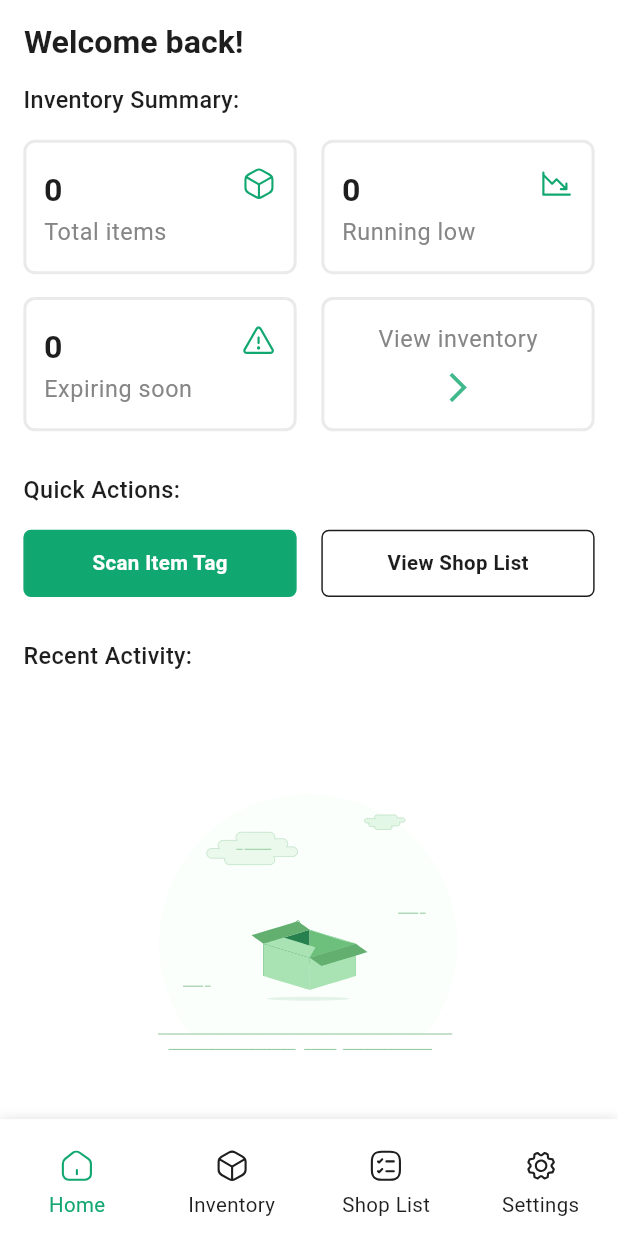
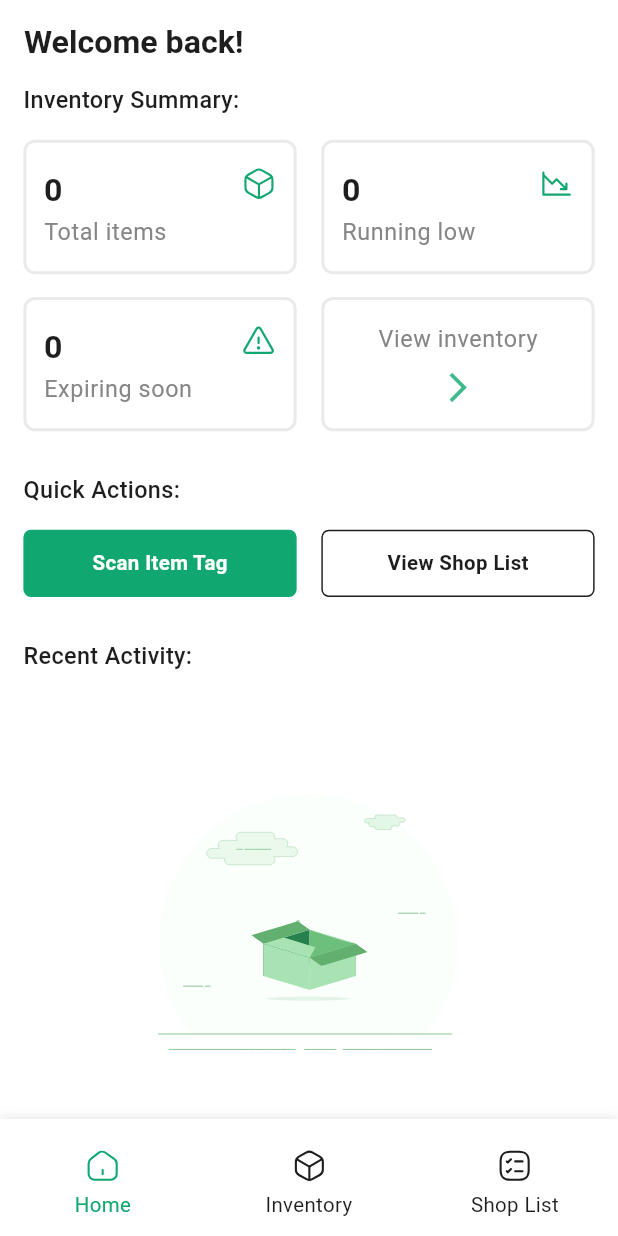
Before and after one commit to krysnkem/hng11-nfc-grocery-tracker, a Flutter app: the screen it shows after launch, on a phone screen of 412 x 824 dp. Run offline on Flutter 3.47's test engine with Material 3 defaults, Android fonts, the phone set to English and light mode, and no system bars; drawn by our look-alikes of oktoast; our stand-ins replace device_info_plus, equatable, flutter_riverpod, flutter_screenutil, flutter_secure_storage, flutter_svg and 2 more; missing offline and left inert: nfc_manager; accounts and stored records are empty; Roboto replaces fonts that are missing (SF Pro Display).

```diff
--- a/lib/core/models/item.dart
+++ b/lib/core/models/item.dart
@@ -51,7 +51,7 @@ class Item extends Equatable {
   bool get isExpired => expiryDate.isBefore(DateTime.now());
 
   bool get expiringSoon =>
-      expiryDate.isBefore(DateTime.now().add(const Duration(days: 7)));
+      expiryDate.isBefore(DateTime.now().add(const Duration(days: 2)));
 
   @override
   String toString() {
--- a/lib/screens/main/bottom_navigation.dart
+++ b/lib/screens/main/bottom_navigation.dart
@@ -1,17 +1,11 @@
 import 'package:flutter/material.dart';
 import 'package:flutter/services.dart';
-import 'package:flutter/widgets.dart';
 import 'package:flutter_riverpod/flutter_riverpod.dart';
-import 'package:flutter_screenutil/flutter_screenutil.dart';
 import 'package:grocey_tag/core/constants/app_images.dart';
 import 'package:grocey_tag/screens/main/inventory/inventory.dart';
 import 'package:grocey_tag/screens/main/shoppinglist.dart/shoppinglist.dart';
-import 'package:grocey_tag/utils/widget_extensions.dart';
-import 'package:grocey_tag/widgets/apptext.dart';
 import 'package:grocey_tag/widgets/empty-state.dart';
-import 'package:lottie/lottie.dart';
 
-import '../../services/nfc_service.dart';
 import '../../utils/pop_up.dart';
 import '../../widgets/botton_nav_component.dart';
 import 'home/home-screen.dart';
@@ -55,9 +49,6 @@ class _BottomNavigationState extends ConsumerState<BottomNavigation> {
       onNavigationItem: (int) {},
     ),
     const ShoppingList(),
-    const Scaffold(
-      backgroundColor: Colors.yellow,
-    ),
   ];
 
   Future<void> pop({bool? animated}) async {
--- a/lib/services/storage/storage.service.dart
+++ b/lib/services/storage/storage.service.dart
@@ -1,7 +1,7 @@
 import 'package:flutter_secure_storage/flutter_secure_storage.dart';
-import 'package:grocey_tag/services/storage/app_db.dart';
 import 'package:grocey_tag/core/models/activity.dart';
 import 'package:grocey_tag/core/models/item.dart';
+import 'package:grocey_tag/services/storage/app_db.dart';
 
 class FlutterSecureStorageService {
   FlutterSecureStorage storage = const FlutterSecureStorage();
--- a/lib/widgets/botton_nav_component.dart
+++ b/lib/widgets/botton_nav_component.dart
@@ -10,20 +10,15 @@ import '../core/constants/pallete.dart';
 class AppBottomNavigationBar extends StatelessWidget {
   final Function(int) onItemSelected;
   final int selectedIndex;
-  const AppBottomNavigationBar({super.key, required this.onItemSelected, required this.selectedIndex});
+  const AppBottomNavigationBar(
+      {super.key, required this.onItemSelected, required this.selectedIndex});
 
   @override
   Widget build(BuildContext context) {
     return Container(
       decoration: BoxDecoration(
-        color: Theme.of(context).cardColor,
-        boxShadow: [
-          BoxShadow(
-              color: Colors.grey.shade300,
-              blurRadius: 6
-          )
-        ]
-      ),
+          color: Theme.of(context).cardColor,
+          boxShadow: [BoxShadow(color: Colors.grey.shade300, blurRadius: 6)]),
       margin: const EdgeInsets.all(0),
       child: SafeArea(
         top: false,
@@ -55,31 +50,21 @@ class AppBottomNavigationBar extends StatelessWidget {
                   index: 2,
                   onTap: onItemSelected,
                 ),
-                _NavigationBarItem(
-                  icon: AppImages.settings,
-                  label: 'Settings',
-                  isSelected: (selectedIndex == 3),
-                  index: 3,
-                  onTap: onItemSelected,
-                ),
-              ]
-          ),
+              ]),
         ),
       ),
     );
   }
 }
 
-
 class _NavigationBarItem extends StatelessWidget {
-  _NavigationBarItem({
-    Key? key,
-    required this.label,
-    required this.icon,
-    required this.index,
-    this.isSelected = false,
-    required this.onTap
-  }) : super(key: key);
+  _NavigationBarItem(
+      {super.key,
+      required this.label,
+      required this.icon,
+      required this.index,
+      this.isSelected = false,
+      required this.onTap});
 
   final String label;
   final String icon;
@@ -89,11 +74,10 @@ class _NavigationBarItem extends StatelessWidget {
 
   @override
   Widget build(BuildContext context) {
-
     return Expanded(
       child: GestureDetector(
         behavior: HitTestBehavior.opaque,
-        onTap: (){
+        onTap: () {
           onTap(index);
         },
         child: SizedBox(
@@ -108,13 +92,14 @@ class _NavigationBarItem extends StatelessWidget {
                   mainAxisAlignment: MainAxisAlignment.center,
                   children: [
                     10.sp.sbH,
-                    SvgPicture.asset(icon, height: 24, color: isSelected? primaryColor : blackColor, width: 24.sp),
+                    SvgPicture.asset(icon,
+                        height: 24,
+                        color: isSelected ? primaryColor : blackColor,
+                        width: 24.sp),
                     5.sp.sbH,
-                    AppText(
-                      label,
-                      color: isSelected? primaryColor : blackColor,
-                      align: TextAlign.center
-                    )
+                    AppText(label,
+                        color: isSelected ? primaryColor : blackColor,
+                        align: TextAlign.center)
                   ],
                 ),
               ),
```
